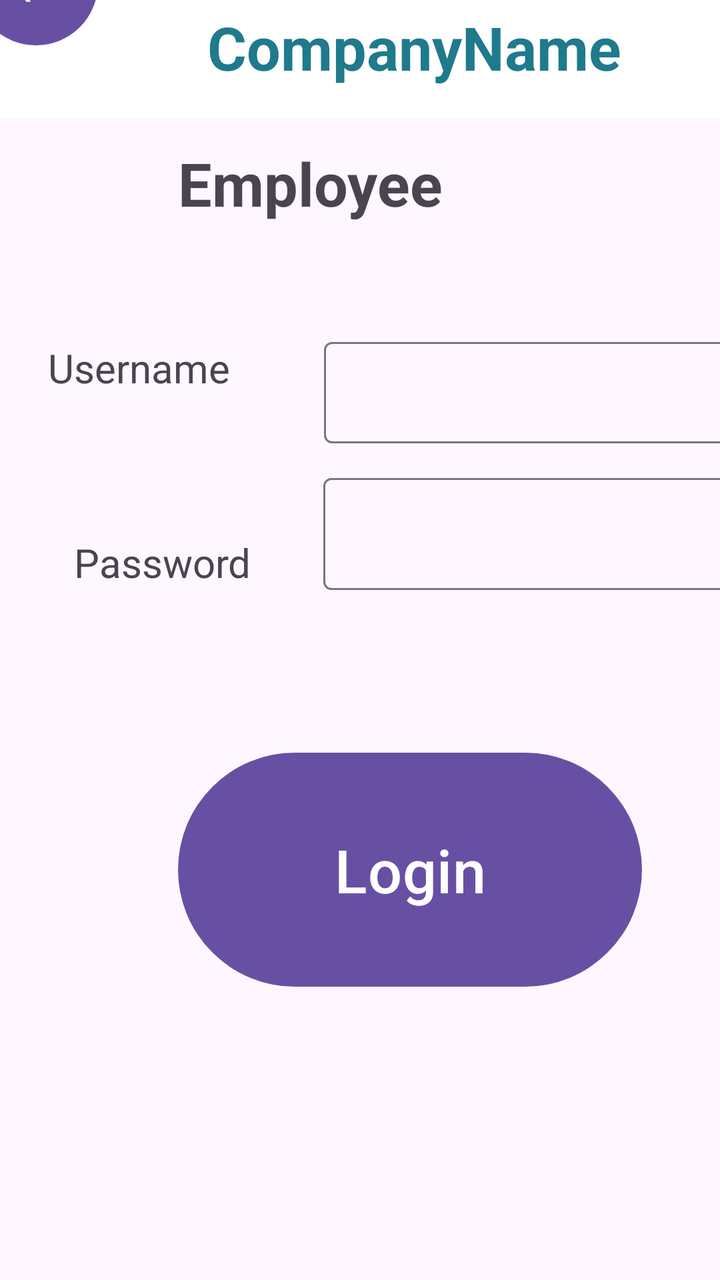
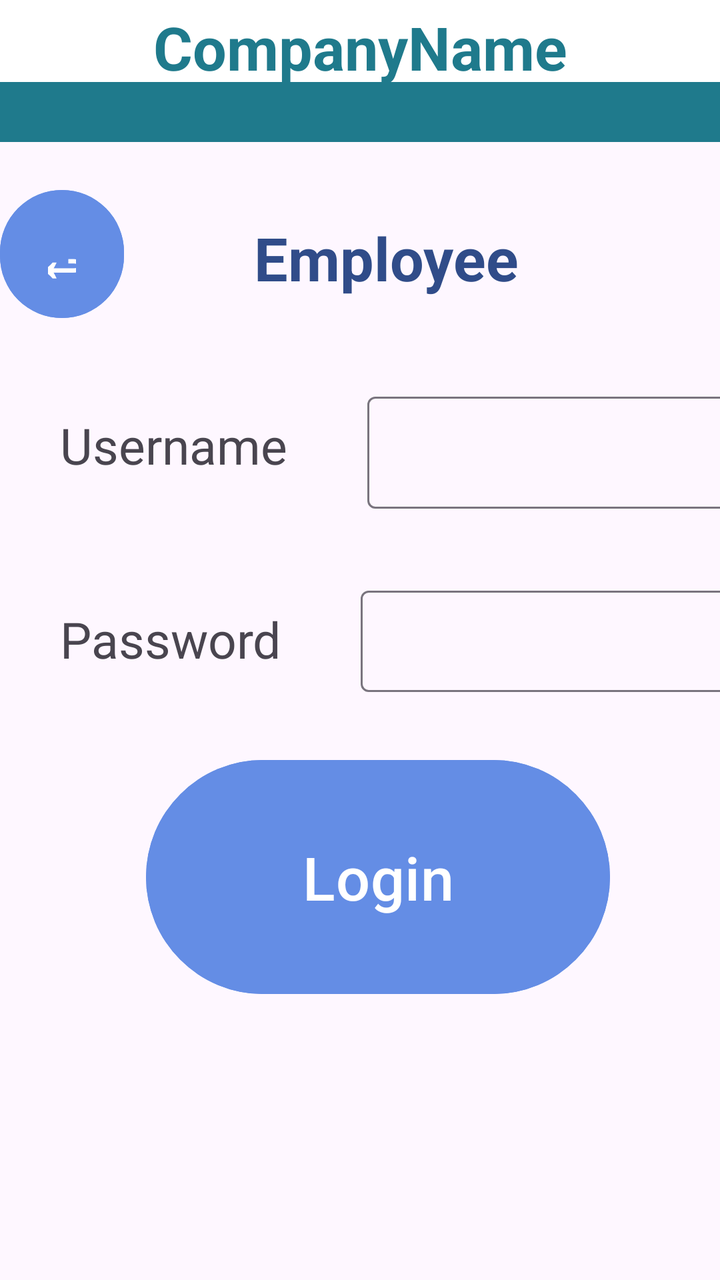

An Android layout rendered at two revisions. The XML below is the earlier revision; the diff shows what the commit changed to produce the second picture.
<!-- AndroidManifest.xml: application theme Theme.MyApplication -->
<!-- res/layout/activity_employee_login_screen.xml -->
<?xml version="1.0" encoding="utf-8"?>
<androidx.constraintlayout.widget.ConstraintLayout xmlns:android="http://schemas.android.com/apk/res/android"
    xmlns:app="http://schemas.android.com/apk/res-auto"
    xmlns:tools="http://schemas.android.com/tools"
    android:layout_width="match_parent"
    android:id="@+id/employee_login_screen"
    android:layout_height="match_parent"
    android:backgroundTint="#03A9F4"
    android:foregroundTint="#03A9F4"
    app:barrierMargin="10dp">

    <TextView
        android:id="@+id/companynameline"
        android:layout_width="wrap_content"
        android:layout_height="wrap_content"

        android:layout_marginBottom="661dp"
        android:width="420dp"
        android:height="70dp"
        android:background="@color/corporate_blue"
        app:layout_constraintBottom_toBottomOf="parent"
        app:layout_constraintEnd_toEndOf="parent"
        app:layout_constraintHorizontal_bias="1.0"
        app:layout_constraintStart_toStartOf="parent"
        app:layout_constraintTop_toTopOf="parent" />

    <TextView
        android:id="@+id/CompanyName"
        android:layout_width="414dp"
        android:layout_height="59dp"
        android:background="@color/white"
        android:paddingTop="10px"
        android:text="CompanyName"
        android:textAlignment="center"
        android:textColor="@color/corporate_blue"
        android:textSize="30dp"
        android:textStyle="bold"
        app:layout_constraintBottom_toTopOf="@+id/companynameline"
        app:layout_constraintEnd_toEndOf="parent"
        app:layout_constraintHorizontal_bias="0.0"
        app:layout_constraintStart_toStartOf="parent"
        app:layout_constraintTop_toTopOf="parent"
        app:layout_constraintVertical_bias="0.0" />

    <Button
        android:id="@+id/backbtn"
        android:layout_width="62dp"
        android:layout_height="72dp"

        android:layout_marginStart="4dp"
        android:layout_marginEnd="332dp"
        android:layout_marginBottom="139dp"
        android:padding="0dp"

        android:paddingTop="10dp"
        android:text="↩︎"
        android:textAlignment="center"
        android:textSize="30dp"
        android:textStyle="bold"
        app:layout_constraintBottom_toTopOf="@+id/usernamelbl"
        app:layout_constraintEnd_toEndOf="parent"
        app:layout_constraintHorizontal_bias="0.461"
        app:layout_constraintStart_toStartOf="parent"
        app:layout_constraintTop_toBottomOf="@+id/companynameline"
        app:layout_constraintVertical_bias="0.0" />

    <TextView
        android:id="@+id/textView6"
        android:layout_width="wrap_content"
        android:layout_height="wrap_content"
        android:layout_marginStart="153dp"
        android:layout_marginTop="117dp"
        android:layout_marginEnd="203dp"
        android:text="Employee"
        android:textStyle="bold"
        android:textSize="30dp"
        app:layout_constraintEnd_toEndOf="parent"
        app:layout_constraintStart_toStartOf="parent"
        app:layout_constraintTop_toBottomOf="@+id/companynameline" />

    <TextView
        android:id="@+id/usernamelbl"
        android:layout_width="wrap_content"
        android:layout_height="wrap_content"
        android:layout_marginStart="24dp"
        android:layout_marginTop="144dp"
        android:text="Username"
        android:textSize="20dp"
        app:layout_constraintStart_toStartOf="parent"
        app:layout_constraintTop_toBottomOf="@+id/backbtn" />

    <com.google.android.material.textfield.TextInputLayout
        android:id="@+id/textInputLayout2"
        android:layout_width="219dp"
        android:layout_height="67dp"
        android:layout_marginStart="36dp"
        android:layout_marginTop="12dp"
        app:layout_constraintStart_toEndOf="@+id/textView8"
        app:layout_constraintTop_toBottomOf="@+id/textInputLayout3">

        <com.google.android.material.textfield.TextInputEditText
            android:layout_width="213dp"
            android:layout_height="56dp" />
    </com.google.android.material.textfield.TextInputLayout>

    <com.google.android.material.textfield.TextInputLayout
        android:id="@+id/textInputLayout3"
        android:layout_width="213dp"
        android:layout_height="56dp"
        android:layout_marginStart="47dp"
        android:layout_marginTop="54dp"
        app:layout_constraintStart_toEndOf="@+id/usernamelbl"
        app:layout_constraintTop_toBottomOf="@+id/textView6">

        <com.google.android.material.textfield.TextInputEditText
            android:layout_width="match_parent"
            android:layout_height="wrap_content" />
    </com.google.android.material.textfield.TextInputLayout>

    <TextView
        android:id="@+id/textView8"
        android:layout_width="wrap_content"
        android:layout_height="wrap_content"
        android:layout_marginStart="37dp"
        android:layout_marginTop="70dp"
        android:layout_marginEnd="51dp"
        android:layout_marginBottom="345dp"
        android:text="Password"
        android:textSize="20dp"
        app:layout_constraintBottom_toBottomOf="parent"
        app:layout_constraintEnd_toStartOf="@+id/textInputLayout2"
        app:layout_constraintStart_toStartOf="parent"
        app:layout_constraintTop_toBottomOf="@+id/usernamelbl" />

    <Button
        android:id="@+id/loginbtn"
        android:layout_width="232dp"
        android:layout_height="125dp"
        android:layout_marginStart="89dp"
        android:layout_marginTop="59dp"
        android:layout_marginBottom="130dp"
        android:text="Login"
        android:textSize="30dp"
        app:layout_constraintBottom_toBottomOf="parent"
        app:layout_constraintStart_toStartOf="parent"
        app:layout_constraintTop_toBottomOf="@+id/textInputLayout2" />

</androidx.constraintlayout.widget.ConstraintLayout>
<!-- resources referenced by this layout -->
<resources>
  <color name="corporate_blue">#1F7A8C</color>
  <color name="white">#FFFFFFFF</color>
  <style name="Theme.MyApplication" parent="Base.Theme.MyApplication" />
  <style name="Base.Theme.MyApplication" parent="Theme.Material3.DayNight.NoActionBar">
          
          
      </style>
</resources>

<!-- the commit's change to res/layout/activity_employee_login_screen.xml (unified diff, before → after) -->
@@ -9,140 +9,131 @@
     android:foregroundTint="#03A9F4"
     app:barrierMargin="10dp">
 
-    <TextView
-        android:id="@+id/companynameline"
-        android:layout_width="wrap_content"
-        android:layout_height="wrap_content"
+    <LinearLayout
+        android:layout_width="match_parent"
+        android:layout_height="match_parent"
+        android:orientation="vertical">
+        <LinearLayout
+            android:layout_width="match_parent"
+            android:layout_height="wrap_content"
+            android:orientation="vertical"
+            android:layout_marginBottom="20dp">
 
-        android:layout_marginBottom="661dp"
-        android:width="420dp"
-        android:height="70dp"
-        android:background="@color/corporate_blue"
-        app:layout_constraintBottom_toBottomOf="parent"
-        app:layout_constraintEnd_toEndOf="parent"
-        app:layout_constraintHorizontal_bias="1.0"
-        app:layout_constraintStart_toStartOf="parent"
-        app:layout_constraintTop_toTopOf="parent" />
 
-    <TextView
-        android:id="@+id/CompanyName"
-        android:layout_width="414dp"
-        android:layout_height="59dp"
-        android:background="@color/white"
-        android:paddingTop="10px"
-        android:text="CompanyName"
-        android:textAlignment="center"
-        android:textColor="@color/corporate_blue"
-        android:textSize="30dp"
-        android:textStyle="bold"
-        app:layout_constraintBottom_toTopOf="@+id/companynameline"
-        app:layout_constraintEnd_toEndOf="parent"
-        app:layout_constraintHorizontal_bias="0.0"
-        app:layout_constraintStart_toStartOf="parent"
-        app:layout_constraintTop_toTopOf="parent"
-        app:layout_constraintVertical_bias="0.0" />
+            <TextView
+                android:id="@+id/CompanyName"
+                android:layout_width="match_parent"
+                android:layout_height="41dp"
+                android:background="@color/white"
+                android:paddingTop="10px"
+                android:text="CompanyName"
+                android:textAlignment="center"
+                android:textColor="@color/corporate_blue"
+                android:textSize="30dp"
+                android:textStyle="bold" />
 
-    <Button
-        android:id="@+id/backbtn"
-        android:layout_width="62dp"
-        android:layout_height="72dp"
+            <TextView
+                android:id="@+id/companynameline"
+                android:layout_width="wrap_content"
+                android:layout_height="wrap_content"
+                android:width="420dp"
+                android:height="30dp"
+                android:background="@color/corporate_blue" />
+        </LinearLayout>
 
-        android:layout_marginStart="4dp"
-        android:layout_marginEnd="332dp"
-        android:layout_marginBottom="139dp"
-        android:padding="0dp"
+        <LinearLayout
+            android:layout_width="match_parent"
+            android:layout_height="wrap_content"
+            android:orientation="vertical">
+            <LinearLayout
+                android:layout_width="match_parent"
+                android:layout_height="wrap_content"
+                android:orientation="horizontal"
+                android:layout_marginBottom="30dp">
+                <Button
+                    android:id="@+id/backbtn"
+                    android:layout_width="62dp"
+                    android:layout_height="72dp"
+                    android:paddingTop="10dp"
+                    android:text="↩︎"
+                    android:textAlignment="center"
+                    android:textSize="30dp"
+                    android:textStyle="bold"
+                    android:layout_marginRight="65dp"
+                    android:backgroundTint="@color/date_button"/>
 
-        android:paddingTop="10dp"
-        android:text="↩︎"
-        android:textAlignment="center"
-        android:textSize="30dp"
-        android:textStyle="bold"
-        app:layout_constraintBottom_toTopOf="@+id/usernamelbl"
-        app:layout_constraintEnd_toEndOf="parent"
-        app:layout_constraintHorizontal_bias="0.461"
-        app:layout_constraintStart_toStartOf="parent"
-        app:layout_constraintTop_toBottomOf="@+id/companynameline"
-        app:layout_constraintVertical_bias="0.0" />
+                <TextView
+                    android:id="@+id/textView6"
+                    android:layout_width="wrap_content"
+                    android:layout_height="wrap_content"
+                    android:text="Employee"
+                    android:textStyle="bold"
+                    android:textSize="30dp"
+                    android:textColor="@color/dark_txt"/>
+            </LinearLayout>
 
-    <TextView
-        android:id="@+id/textView6"
-        android:layout_width="wrap_content"
-        android:layout_height="wrap_content"
-        android:layout_marginStart="153dp"
-        android:layout_marginTop="117dp"
-        android:layout_marginEnd="203dp"
-        android:text="Employee"
-        android:textStyle="bold"
-        android:textSize="30dp"
-        app:layout_constraintEnd_toEndOf="parent"
-        app:layout_constraintStart_toStartOf="parent"
-        app:layout_constraintTop_toBottomOf="@+id/companynameline" />
+            <LinearLayout
+                android:layout_width="match_parent"
+                android:layout_height="wrap_content"
+                android:orientation="horizontal"
+                android:layout_marginBottom="30dp">
+                <TextView
+                    android:id="@+id/usernamelbl"
+                    android:layout_width="wrap_content"
+                    android:layout_height="wrap_content"
+                    android:paddingRight="40dp"
+                    android:layout_marginLeft="30dp"
+                    android:text="Username"
+                    android:textSize="25sp" />
 
-    <TextView
-        android:id="@+id/usernamelbl"
-        android:layout_width="wrap_content"
-        android:layout_height="wrap_content"
-        android:layout_marginStart="24dp"
-        android:layout_marginTop="144dp"
-        android:text="Username"
-        android:textSize="20dp"
-        app:layout_constraintStart_toStartOf="parent"
-        app:layout_constraintTop_toBottomOf="@+id/backbtn" />
+                <com.google.android.material.textfield.TextInputLayout
+                    android:id="@+id/textInputLayout2"
+                    android:layout_width="219dp"
+                    android:layout_height="67dp">
 
-    <com.google.android.material.textfield.TextInputLayout
-        android:id="@+id/textInputLayout2"
-        android:layout_width="219dp"
-        android:layout_height="67dp"
-        android:layout_marginStart="36dp"
-        android:layout_marginTop="12dp"
-        app:layout_constraintStart_toEndOf="@+id/textView8"
-        app:layout_constraintTop_toBottomOf="@+id/textInputLayout3">
+                    <com.google.android.material.textfield.TextInputEditText
+                        android:layout_width="213dp"
+                        android:layout_height="56dp" />
+                </com.google.android.material.textfield.TextInputLayout>
 
-        <com.google.android.material.textfield.TextInputEditText
-            android:layout_width="213dp"
-            android:layout_height="56dp" />
-    </com.google.android.material.textfield.TextInputLayout>
+            </LinearLayout>
+            <LinearLayout
+                android:layout_width="match_parent"
+                android:layout_height="wrap_content"
+                android:orientation="horizontal"
+                android:layout_marginBottom="30dp">
+                <TextView
+                    android:id="@+id/textView8"
+                    android:layout_width="wrap_content"
+                    android:layout_height="wrap_content"
+                    android:text="Password"
 
-    <com.google.android.material.textfield.TextInputLayout
-        android:id="@+id/textInputLayout3"
-        android:layout_width="213dp"
-        android:layout_height="56dp"
-        android:layout_marginStart="47dp"
-        android:layout_marginTop="54dp"
-        app:layout_constraintStart_toEndOf="@+id/usernamelbl"
-        app:layout_constraintTop_toBottomOf="@+id/textView6">
+                    android:paddingRight="40dp"
+                    android:layout_marginLeft="30dp"
+                    android:textSize="25sp"
+                    />
+                <com.google.android.material.textfield.TextInputLayout
+                    android:id="@+id/textInputLayout3"
+                    android:layout_width="213dp"
+                    android:layout_height="56dp">
 
-        <com.google.android.material.textfield.TextInputEditText
-            android:layout_width="match_parent"
-            android:layout_height="wrap_content" />
-    </com.google.android.material.textfield.TextInputLayout>
+                    <com.google.android.material.textfield.TextInputEditText
+                        android:layout_width="match_parent"
+                        android:layout_height="wrap_content" />
+                </com.google.android.material.textfield.TextInputLayout>
 
-    <TextView
-        android:id="@+id/textView8"
-        android:layout_width="wrap_content"
-        android:layout_height="wrap_content"
-        android:layout_marginStart="37dp"
-        android:layout_marginTop="70dp"
-        android:layout_marginEnd="51dp"
-        android:layout_marginBottom="345dp"
-        android:text="Password"
-        android:textSize="20dp"
-        app:layout_constraintBottom_toBottomOf="parent"
-        app:layout_constraintEnd_toStartOf="@+id/textInputLayout2"
-        app:layout_constraintStart_toStartOf="parent"
-        app:layout_constraintTop_toBottomOf="@+id/usernamelbl" />
 
-    <Button
-        android:id="@+id/loginbtn"
-        android:layout_width="232dp"
-        android:layout_height="125dp"
-        android:layout_marginStart="89dp"
-        android:layout_marginTop="59dp"
-        android:layout_marginBottom="130dp"
-        android:text="Login"
-        android:textSize="30dp"
-        app:layout_constraintBottom_toBottomOf="parent"
-        app:layout_constraintStart_toStartOf="parent"
-        app:layout_constraintTop_toBottomOf="@+id/textInputLayout2" />
+            </LinearLayout>
 
+            <Button
+                android:id="@+id/loginbtn"
+                android:layout_width="232dp"
+                android:layout_height="125dp"
+                android:layout_marginLeft="73dp"
+                android:text="Login"
+                android:textSize="30dp"
+                android:backgroundTint="@color/date_button"/>
+
+        </LinearLayout>
+    </LinearLayout>
 </androidx.constraintlayout.widget.ConstraintLayout>
<!-- resource entries referenced after the edit -->
@@ -1,6 +1,8 @@
 <!-- resources referenced by this layout -->
 <resources>
   <color name="corporate_blue">#1F7A8C</color>
+  <color name="dark_txt">#304C89</color>
+  <color name="date_button">#648DE5</color>
   <color name="white">#FFFFFFFF</color>
   <style name="Theme.MyApplication" parent="Base.Theme.MyApplication" />
   <style name="Base.Theme.MyApplication" parent="Theme.Material3.DayNight.NoActionBar">
